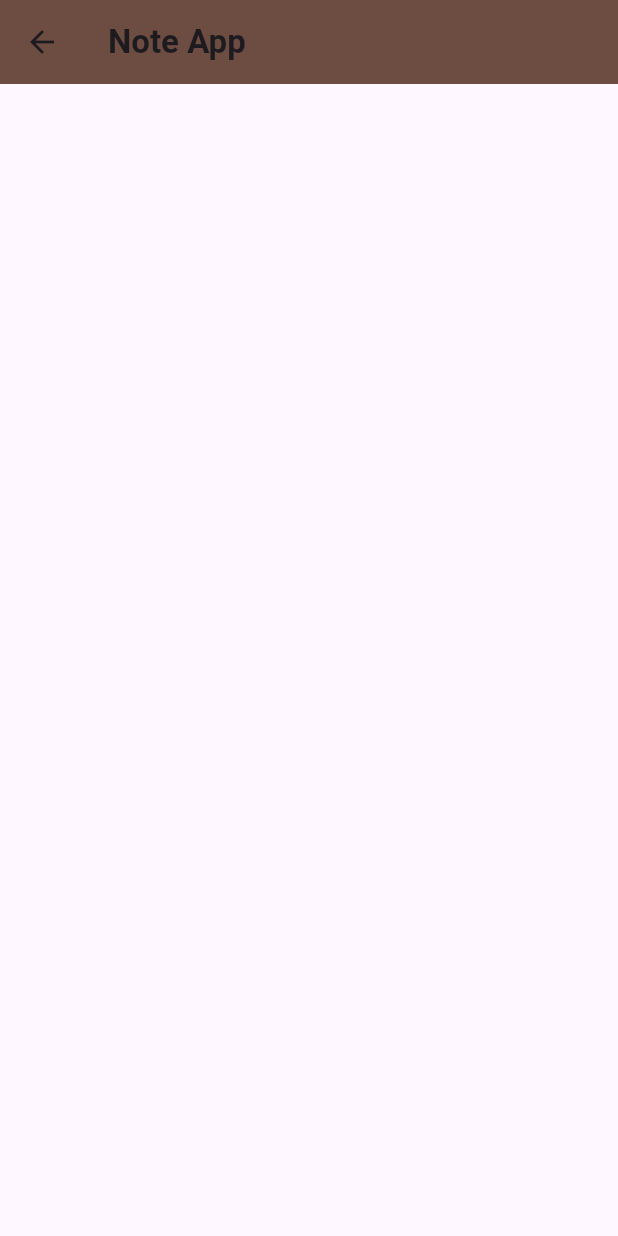
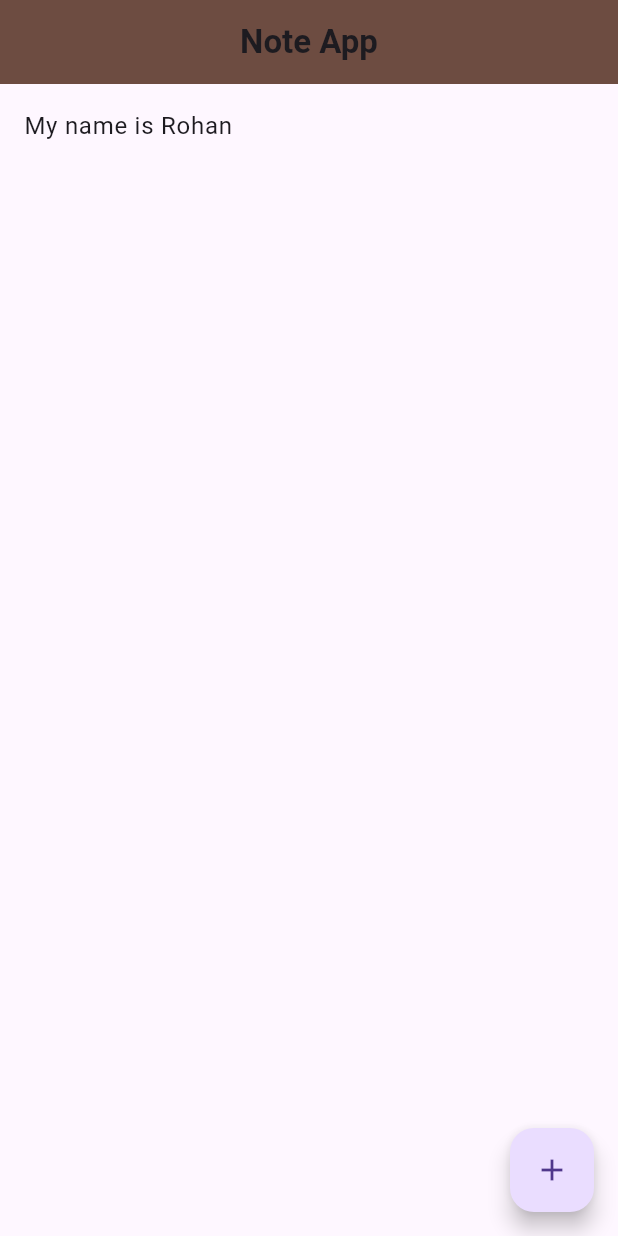
Before and after one commit to Ruhan130/ProvidersExample, a Flutter app: the NoteappView screen opened directly, on a phone screen of 412 x 824 dp. Run offline on Flutter 3.47's test engine with Material 3 defaults, Android fonts, the phone set to English and light mode, and no system bars.

Commit message:
working on note app

```diff
--- a/lib/Model/Note.dart
+++ b/lib/Model/Note.dart
@@ -1,10 +1,8 @@
 // ignore_for_file: public_member_api_docs, sort_constructors_first
 class Note {
   String tittle;
-  String description;
   Note({
     required this.tittle,
-    required this.description,
   });
 
 
--- /dev/null
+++ b/lib/NoteApp/NoteAppScreen.dart
@@ -0,0 +1,55 @@
+import 'package:flutter/material.dart';
+import 'package:project/Model/Note.dart';
+import 'package:project/NoteApp/AddTaskScreen.dart';
+import 'package:project/provider/NoteProvider.dart';
+import 'package:provider/provider.dart';
+
+class NoteappView extends StatefulWidget {
+  const NoteappView({super.key});
+
+  @override
+  State<NoteappView> createState() => _NoteappViewState();
+}
+
+class _NoteappViewState extends State<NoteappView> {
+  @override
+  Widget build(BuildContext context) {
+    return Scaffold(
+      appBar: AppBar(
+        backgroundColor: Colors.brown[600],
+        centerTitle: true,
+        title: const Text(
+          "Note App",
+          style: TextStyle(fontWeight: FontWeight.bold),
+        ),
+      ),
+      body: Consumer<Noteprovider>(
+        builder: (
+          context,
+          task,
+          child,
+        ) {
+          return ListView.builder(
+              itemCount: task.task.length,
+              itemBuilder: (context, index) {
+                return ListTile(
+                  title: Text(task.task[index].tittle),
+                );
+              });
+        },
+      ),
+      floatingActionButton: FloatingActionButton(
+        onPressed: () {
+          Navigator.push(
+            context,
+            MaterialPageRoute(
+              builder: (context) => Addtaskscreen(),
+            ),
+          );
+
+        },
+        child: Icon(Icons.add),
+      ),
+    );
+  }
+}
--- a/lib/NoteApp/NoteApp_view.dart
+++ /dev/null
@@ -1,23 +0,0 @@
-import 'package:flutter/material.dart';
-
-class NoteappView extends StatefulWidget {
-  const NoteappView({super.key});
-
-  @override
-  State<NoteappView> createState() => _NoteappViewState();
-}
-
-class _NoteappViewState extends State<NoteappView> {
-  @override
-  Widget build(BuildContext context) {
-    return Scaffold(
-      appBar: AppBar(
-        backgroundColor: Colors.brown[600],
-        title: const Text(
-          "Note App",
-          style: TextStyle(fontWeight: FontWeight.bold),
-        ),
-      ),
-    );
-  }
-}
--- a/lib/provider/CountProvider.dart
+++ /dev/null
@@ -1,18 +0,0 @@
-import 'package:flutter/material.dart';
-
-class Countprovider with ChangeNotifier {
-  int _count = 0;
-  int get count => _count;
-
-  void addCount() {
-    _count++;
-    notifyListeners();
-  }
-
-  void subCount() {
-    if (_count >0) {
-      _count--;
-    }
-    notifyListeners();
-  }
-}
--- a/lib/provider/NoteProvider.dart
+++ b/lib/provider/NoteProvider.dart
@@ -2,16 +2,34 @@
 import 'package:flutter/material.dart';
 import 'package:project/Model/Note.dart';
 
-class Noteprovider with ChangeNotifier{
-  final List<Note> _notes = [];
-  List<Note> get notes => _notes;
+class Noteprovider extends ChangeNotifier{
+
+  List<Note> _task = [
+    Note(tittle: "My name is Rohan"),
+  ];
+  List<Note> get task => _task;
 
 
-  void addNote(String tittle, String description){
-    Note note = Note(tittle: tittle, description: description);
-    _notes.add(note);
+  void addTask(Note note){
+    task.add(note);
     notifyListeners();
   }
+
+
+
+  // final List<Note> _notes = [];
+  // List<Note> get notes => _notes;
+
+
+  // NoteOperation(){
+  //   addNote("First", "This is  my Description");
+  // }
+
+  //  addNote(String tittle, String description){
+  //   Note note = Note(tittle: tittle, description: description);
+  //   _notes.add(note);
+  //   notifyListeners();
+  // }
 
   // void addNewNodes(Note note){
   //   _notes.add(note);
```
Also changed, not shown: lib/CountProviderExample.dart (deleted, +0 -74 lines), lib/NoteApp/AddTaskScreen.dart (added, +45 -0 lines), lib/main.dart (+5 -6 lines).
